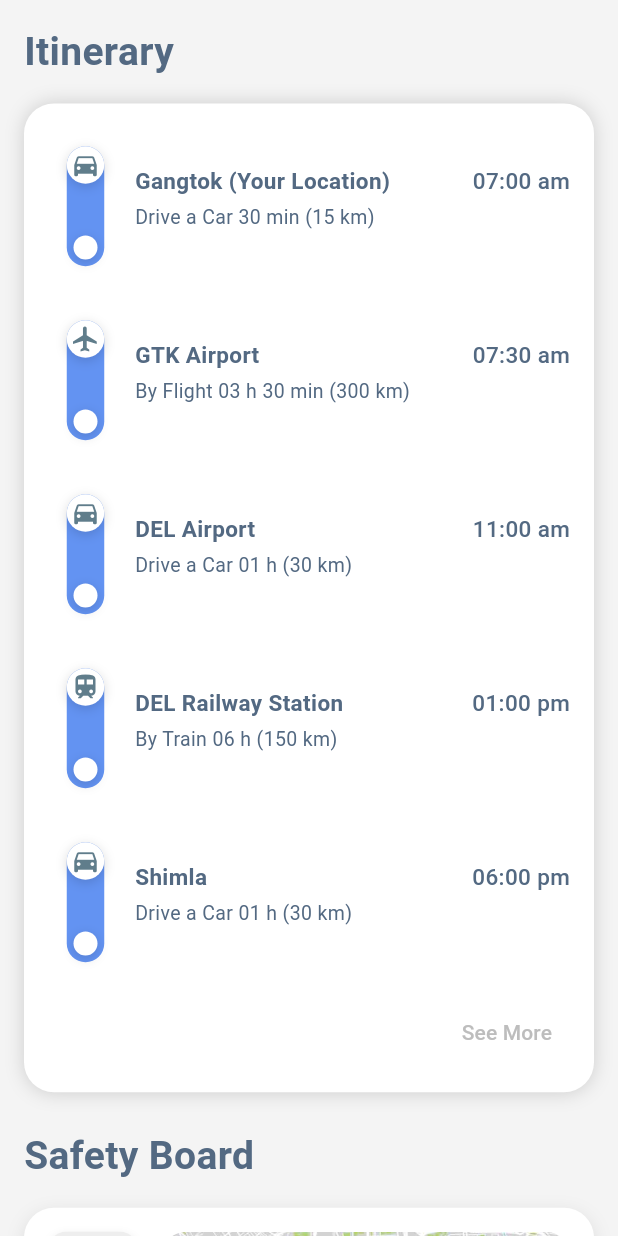
After one commit to Ecell23/Travel-App-Frontend, a Flutter app: the ItineraryPage screen opened by its route, on a phone screen of 412 x 824 dp. The commit adds this screen. Run offline on Flutter 3.47's test engine with Material 3 defaults, Android fonts, the phone set to English and light mode, and no system bars; our stand-ins replace dotted_line; accounts and stored records are empty.

Commit message:
Live Trip Page UI Added

```diff
--- a/lib/main.dart
+++ b/lib/main.dart
@@ -1,6 +1,7 @@
 import 'package:flutter/material.dart';
 import 'package:provider/provider.dart';
 import 'package:travel_app/pages/filter_page/filter_page.dart';
+import 'package:travel_app/pages/live_trip_page/live_trip_page.dart';
 import 'package:travel_app/pages/pages.dart';
 import 'package:travel_app/pages/profile_page/profile_page.dart';
 import 'package:travel_app/providers/auth_provider.dart';
@@ -34,7 +35,8 @@ class MyApp extends StatelessWidget {
         '/filterpage':(context)=> FilterPage(),
         '/profilepage':(context)=> ProfilePage(),
         '/searchPage' : (context) => SearchPage(),
-        '/myTripsPage' : (context) => MyTripsPage()
+        '/myTripsPage' : (context) => MyTripsPage(),
+        '/itineraryPage' : (context) => ItineraryPage(),
       },
       debugShowCheckedModeBanner: false, // Disable debug banner
     );
--- /dev/null
+++ b/lib/pages/live_trip_page/live_trip_page.dart
@@ -0,0 +1,475 @@
+import 'package:flutter/material.dart';
+
+class ItineraryPage extends StatefulWidget {
+  const ItineraryPage({super.key});
+
+  @override
+  State<ItineraryPage> createState() => _ItineraryPageState();
+}
+
+class _ItineraryPageState extends State<ItineraryPage> {
+  final List<ItineraryStep> steps = [
+    ItineraryStep(
+      place: "Gangtok (Your Location)",
+      time: "07:00 am",
+      modeDetails: "Drive a Car 30 min (15 km)",
+      modeIcon: Icons.directions_car,
+    ),
+    ItineraryStep(
+      place: "GTK Airport",
+      time: "07:30 am",
+      modeDetails: "By Flight 03 h 30 min (300 km)",
+      modeIcon: Icons.flight,
+    ),
+    ItineraryStep(
+      place: "DEL Airport",
+      time: "11:00 am",
+      modeDetails: "Drive a Car 01 h (30 km)",
+      modeIcon: Icons.directions_car,
+    ),
+    ItineraryStep(
+      place: "DEL Railway Station",
+      time: "01:00 pm",
+      modeDetails: "By Train 06 h (150 km)",
+      modeIcon: Icons.train,
+    ),
+    ItineraryStep(
+      place: "Shimla",
+      time: "06:00 pm",
+      modeDetails: "Drive a Car 01 h (30 km)",
+      modeIcon: Icons.directions_car,
+    ),
+    ItineraryStep(
+      place: "ABC Hotel",
+      time: "07:00 pm",
+      modeDetails: "Drive a Car 01 h (30 km)",
+      modeIcon: Icons.directions_car,
+    ),
+  ];
+
+  @override
+  Widget build(BuildContext context) {
+    final screenHeight = MediaQuery.of(context).size.height;
+
+    return Scaffold(
+      backgroundColor: const Color(0xFFF4F4F4),
+      body: SafeArea(
+        child: SingleChildScrollView(
+          padding: const EdgeInsets.all(16),
+          child: Column(
+            crossAxisAlignment: CrossAxisAlignment.start,
+            children: [
+              const Text(
+                "Itinerary",
+                style: TextStyle(
+                  fontSize: 26,
+                  fontWeight: FontWeight.bold,
+                  color: Color(0xFF536982),
+                ),
+              ),
+              const SizedBox(height: 16),
+              Container(
+                constraints: BoxConstraints(
+                  minHeight: 300,
+                  maxHeight: screenHeight * 0.8,
+                ),
+                padding: const EdgeInsets.all(16),
+                decoration: BoxDecoration(
+                  color: Colors.white,
+                  borderRadius: BorderRadius.circular(20),
+                  boxShadow: [
+                    BoxShadow(
+                      color: Colors.black.withOpacity(0.16),
+                      blurRadius: 10,
+                      offset: const Offset(0, 0),
+                    )
+                  ],
+                ),
+                child: Column(
+                  children: [
+                    Expanded(
+                      child: ListView.separated(
+                        shrinkWrap: true,
+                        itemCount: steps.length,
+                        separatorBuilder: (_, __) => const SizedBox(height: 16),
+                        itemBuilder: (context, index) {
+                          final step = steps[index];
+                          return _ItineraryStepWidget(step: step);
+                        },
+                      ),
+                    ),
+                    Align(
+                      alignment: Alignment.centerRight,
+                      child: TextButton(
+                        onPressed: () {},
+                        child: Text(
+                          'See More',
+                          style: TextStyle(
+                            fontSize: 14,
+                            fontWeight: FontWeight.w500,
+                            color: Colors.grey.shade400,
+                          ),
+                        ),
+                      ),
+                    ),
+                  ],
+                ),
+              ),
+              const SizedBox(height: 24),
+              const Text(
+                "Safety Board",
+                style: TextStyle(
+                  fontSize: 26,
+                  fontWeight: FontWeight.bold,
+                  color: Color(0xFF536982),
+                ),
+              ),
+              const SizedBox(height: 16),
+              const SafetyBoardWidget(),
+            ],
+          ),
+        ),
+      ),
+    );
+  }
+}
+
+
+class ItineraryStep {
+  final String place;
+  final String time;
+  final String modeDetails;
+  final IconData modeIcon;
+
+  ItineraryStep({
+    required this.place,
+    required this.time,
+    required this.modeDetails,
+    required this.modeIcon,
+  });
+}
+
+class _ItineraryStepWidget extends StatelessWidget {
+  final ItineraryStep step;
+
+  const _ItineraryStepWidget({required this.step});
+
+  @override
+  Widget build(BuildContext context) {
+    const double timelineWidth = 50;
+    const double timelineBarHeight = 40;
+    const double topCircleDiameter = 50;
+    const double bottomCircleDiameter = 16;
+
+    return Row(
+      crossAxisAlignment: CrossAxisAlignment.start,
+      children: [
+        TimelineItem(
+          icon: step.modeIcon,
+          barColor: const Color(0xFF6393F2),
+          width: timelineWidth,
+          barHeight: timelineBarHeight,
+          topCircleDiameter: topCircleDiameter,
+          bottomCircleDiameter: bottomCircleDiameter,
+        ),
+        const SizedBox(width: 8),
+        Expanded(
+          child: Padding(
+            padding: const EdgeInsets.only(top: 25),
+            child: Column(
+              crossAxisAlignment: CrossAxisAlignment.start,
+              children: [
+                Row(
+                  children: [
+                    Expanded(
+                      child: Text(
+                        step.place,
+                        style: const TextStyle(
+                          fontSize: 15,
+                          fontWeight: FontWeight.w600,
+                          color: Color(0xFF536982),
+                        ),
+                      ),
+                    ),
+                    Text(
+                      step.time,
+                      style: const TextStyle(
+                        fontSize: 15,
+                        fontWeight: FontWeight.w500,
+                        color: Color(0xFF536982),
+                      ),
+                    ),
+                  ],
+                ),
+                const SizedBox(height: 4),
+                Text(
+                  step.modeDetails,
+                  style: const TextStyle(
+                    fontSize: 13,
+                    fontWeight: FontWeight.w400,
+                    color: Color(0xFF536982),
+                    fontFamily: 'Roboto',
+                  ),
+                ),
+              ],
+            ),
+          ),
+        ),
+      ],
+    );
+  }
+}
+
+class TimelineItem extends StatelessWidget {
+  final IconData icon;
+  final Color barColor;
+  final double width;
+  final double barHeight;
+  final double topCircleDiameter;
+  final double bottomCircleDiameter;
+
+  const TimelineItem({
+    super.key,
+    required this.icon,
+    this.barColor = const Color(0xFF6393F2),
+    this.width = 10,
+    this.barHeight = 100.00,
+    this.topCircleDiameter = 20,
+    this.bottomCircleDiameter = 6,
+  });
+
+  @override
+  Widget build(BuildContext context) {
+    return SizedBox(
+      width: width,
+      height: 100.0,
+      child: Stack(
+        alignment: Alignment.topCenter,
+        children: [
+          Positioned(
+            top: topCircleDiameter / 4,
+            child: Container(
+              width: width / 2,
+              height: barHeight * 2,
+              decoration: BoxDecoration(
+                color: barColor,
+                borderRadius: BorderRadius.circular(width / 2),
+              ),
+            ),
+          ),
+          Container(
+            width: topCircleDiameter / 2,
+            height: topCircleDiameter,
+            decoration: BoxDecoration(
+              shape: BoxShape.circle,
+              color: Colors.white,
+              boxShadow: [
+                BoxShadow(
+                  color: Colors.black.withOpacity(0.15),
+                  blurRadius: 6,
+                  offset: const Offset(0, 2),
+                ),
+              ],
+            ),
+            child: Icon(
+              icon,
+              size: topCircleDiameter * 0.4,
+              color: Colors.blueGrey,
+            ),
+          ),
+          Positioned(
+            bottom: 12,
+            child: Container(
+              width: bottomCircleDiameter,
+              height: bottomCircleDiameter,
+              decoration: BoxDecoration(
+                shape: BoxShape.circle,
+                color: Colors.white,
+                boxShadow: [
+                  BoxShadow(
+                    color: Colors.black.withOpacity(0.15),
+                    blurRadius: 6,
+                    offset: const Offset(0, 2),
+                  ),
+                ],
+              ),
+            ),
+          ),
+        ],
+      ),
+    );
+  }
+}
+
+class _SafetyButton extends StatelessWidget {
+  final IconData icon;
+  final String label;
+  final VoidCallback onTap;
+
+  const _SafetyButton({
+    required this.icon,
+    required this.label,
+    required this.onTap,
+  });
+
+  @override
+  Widget build(BuildContext context) {
+    return Column(
+      children: [
+        GestureDetector(
+          onTap: onTap,
+          child: Container(
+            width: 60,
+            height: 60,
+            decoration: BoxDecoration(
+              color: Colors.grey.shade200,
+              borderRadius: BorderRadius.circular(12),
+              boxShadow: [
+                BoxShadow(
+                  color: Colors.black.withOpacity(0.08),
+                  blurRadius: 4,
+                  offset: const Offset(0, 2),
+                ),
+              ],
+            ),
+            child: Icon(
+              icon,
+              size: 28,
+              color: const Color(0xFF536982),
+            ),
+          ),
+        ),
+        const SizedBox(height: 6),
+        Text(
+          label,
+          style: const TextStyle(
+            fontSize: 12,
+            fontWeight: FontWeight.w500,
+            color: Color(0xFF536982),
+          ),
+        ),
+      ],
+    );
+  }
+}
+
+class SafetyBoardWidget extends StatelessWidget {
+  const SafetyBoardWidget({super.key});
+
+  @override
+  Widget build(BuildContext context) {
+    return Container(
+      padding: const EdgeInsets.all(16),
+      height: 400, // Increased height to fit incident field
+      decoration: BoxDecoration(
+        color: Colors.white,
+        borderRadius: BorderRadius.circular(20),
+        boxShadow: [
+          BoxShadow(
+            color: Colors.black.withOpacity(0.1),
+            blurRadius: 10,
+            offset: const Offset(0, 4),
+          ),
+        ],
+      ),
+      child: Column(
+        children: [
+          Expanded(
+            child: Row(
+              children: [
+                Column(
+                  mainAxisAlignment: MainAxisAlignment.spaceBetween,
+                  children: [
+                    _SafetyButton(
+                      icon: Icons.phone,
+                      label: 'Call',
+                      onTap: () {
+                        ScaffoldMessenger.of(context).showSnackBar(
+                          const SnackBar(content: Text('Calling emergency...')),
+                        );
+                      },
+                    ),
+                    _SafetyButton(
+                      icon: Icons.warning_amber_rounded,
+                      label: 'Alert',
+                      onTap: () {
+                        ScaffoldMessenger.of(context).showSnackBar(
+                          const SnackBar(content: Text('Sending warning...')),
+                        );
+                      },
+                    ),
+                    _SafetyButton(
+                      icon: Icons.location_on,
+                      label: 'Locate',
+                      onTap: () {
+                        ScaffoldMessenger.of(context).showSnackBar(
+                          const SnackBar(content: Text('Enabling live location...')),
+                        );
+                      },
+                    ),
+                  ],
+                ),
+                const SizedBox(width: 16),
+                Expanded(
+                  child: Container(
+                    decoration: BoxDecoration(
+                      borderRadius: BorderRadius.circular(16),
+                      image: const DecorationImage(
+                        image: AssetImage('assets/images/placeholder_map.png'),
+                        fit: BoxFit.cover,
+                      ),
+                    ),
+                    child: const Center(
+                      child: Text(
+                        'ENABLE LIVE LOCATION',
+                        style: TextStyle(
+                          fontSize: 14,
+                          fontWeight: FontWeight.bold,
+                          color: Colors.white,
+                          backgroundColor: Colors.black45,
+                        ),
+                      ),
+                    ),
+                  ),
+                ),
+              ],
+            ),
+          ),
+          const SizedBox(height: 16),
+          Row(
+            crossAxisAlignment: CrossAxisAlignment.start,
+            children: [
+              Expanded(
+                child: Container(
+                  padding: const EdgeInsets.symmetric(horizontal: 12,),
+                  decoration: BoxDecoration(
+                    color: const Color(0xFFF4F4F4),
+                    borderRadius: BorderRadius.circular(12),
+                  ),
+                  child: const TextField(
+                    maxLines: null,
+                    decoration: InputDecoration(
+                      hintText: 'Report Incident',
+                      border: InputBorder.none,
+                    ),
+                  ),
+                ),
+              ),
+              const SizedBox(width: 8),
+              FloatingActionButton(
+                mini: true,
+                backgroundColor: Colors.blueAccent,
+                onPressed: () {
+                  ScaffoldMessenger.of(context).showSnackBar(
+                    const SnackBar(content: Text('Incident reported!')),
+                  );
+                },
+                child: const Icon(Icons.send, size: 18),
+              ),
+            ],
+          )
+        ],
+      ),
+    );
+  }
+}
```
Also changed, not shown: assets/images/placeholder_map.png (added).
